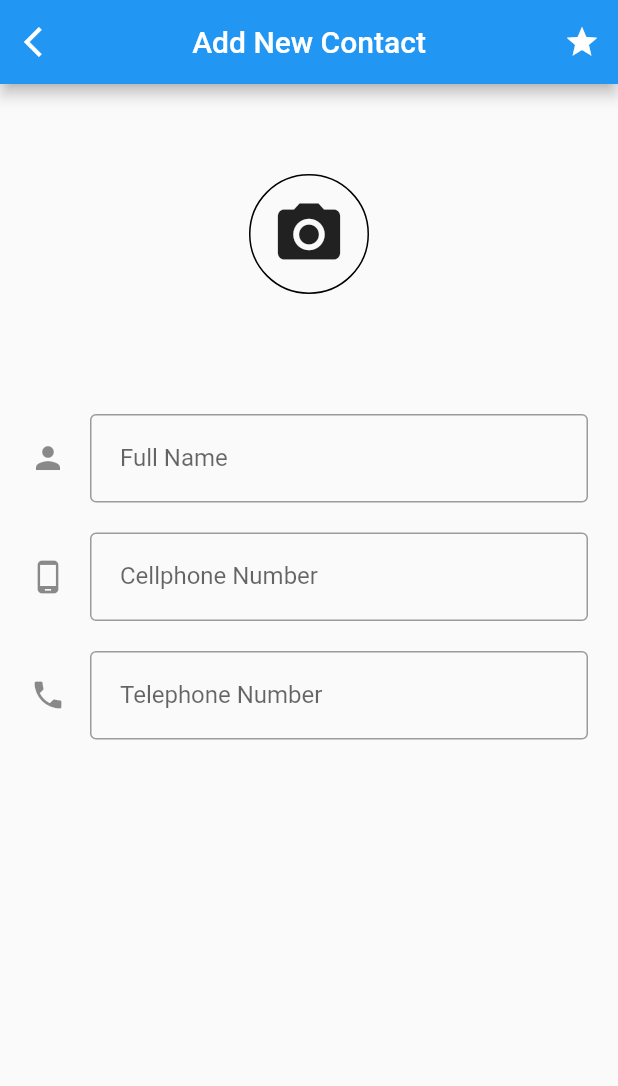
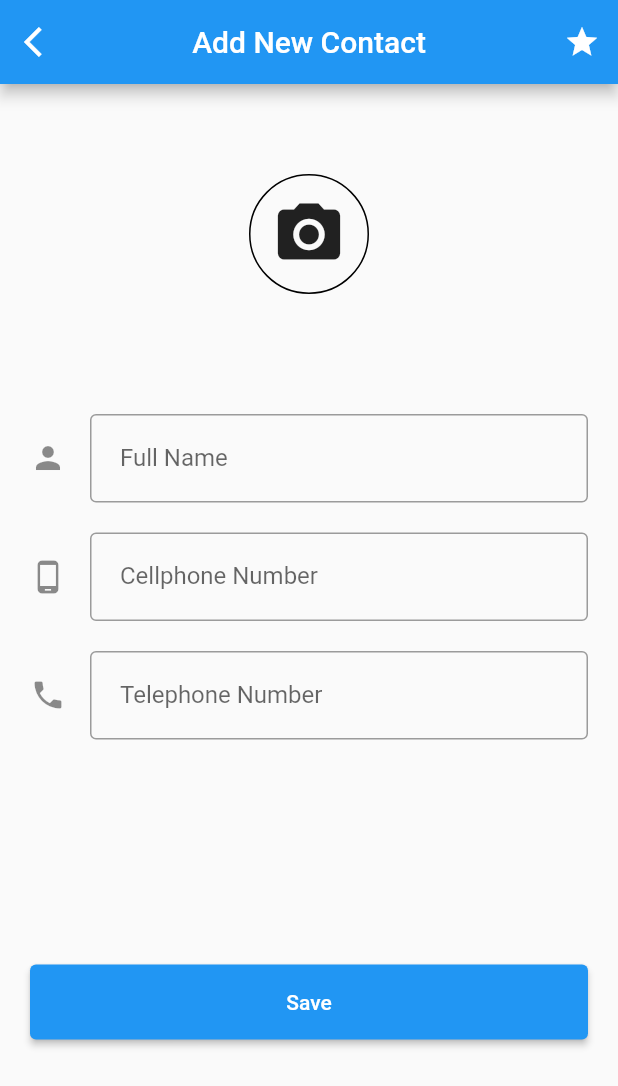
Before and after one commit to maleimings/MyContactApp, a Flutter app: the AddNewContact screen opened directly, on a phone screen of 412 x 824 dp. Shown: the top 1086 px of the screen. Run offline on Flutter 3.47's test engine with Material 2 defaults, Android fonts, the phone set to English and light mode, and no system bars; our stand-ins replace sqflite; accounts and stored records are empty.

Commit message:
Save button for new contact screen

```diff
--- a/lib/add_new_contact.dart
+++ b/lib/add_new_contact.dart
@@ -5,10 +5,10 @@ class AddNewContact extends StatelessWidget {
 
   @override
   Widget build(BuildContext context) {
-    final TextEditingController _nameInputController = TextEditingController();
-    final TextEditingController _cellphoneInputController =
+    final TextEditingController nameInputController = TextEditingController();
+    final TextEditingController cellphoneInputController =
         TextEditingController();
-    final TextEditingController _telephoneInputController =
+    final TextEditingController telephoneInputController =
         TextEditingController();
 
     // TODO: implement build
@@ -61,7 +61,7 @@ class AddNewContact extends StatelessWidget {
               Padding(
                 padding: const EdgeInsets.only(top: 80, right: 20, left: 20),
                 child: TextField(
-                  controller: _nameInputController,
+                  controller: nameInputController,
                   keyboardType: TextInputType.text,
                   decoration: const InputDecoration(
                     border: OutlineInputBorder(),
@@ -75,7 +75,7 @@ class AddNewContact extends StatelessWidget {
               Padding(
                 padding: const EdgeInsets.only(top: 20, right: 20, left: 20),
                 child: TextField(
-                  controller: _cellphoneInputController,
+                  controller: cellphoneInputController,
                   keyboardType: TextInputType.phone,
                   decoration: const InputDecoration(
                     border: OutlineInputBorder(),
@@ -89,7 +89,7 @@ class AddNewContact extends StatelessWidget {
               Padding(
                 padding: const EdgeInsets.only(top: 20, right: 20, left: 20),
                 child: TextField(
-                  controller: _telephoneInputController,
+                  controller: telephoneInputController,
                   keyboardType: TextInputType.phone,
                   decoration: const InputDecoration(
                     border: OutlineInputBorder(),
@@ -99,7 +99,21 @@ class AddNewContact extends StatelessWidget {
                   ),
                   autofocus: false,
                 ),
-              )
+              ),
+              Padding(
+                padding: const EdgeInsets.only(top: 150, right: 20, left: 20),
+                child: Align(
+                  alignment: Alignment.bottomCenter,
+                  child: SizedBox(
+                    width: double.infinity,
+                    height: 50,
+                    child: ElevatedButton(
+                      child: const Text('Save'),
+                      onPressed: () {},
+                    ),
+                  ),
+                ),
+              ),
             ],
           ),
         ));
```
